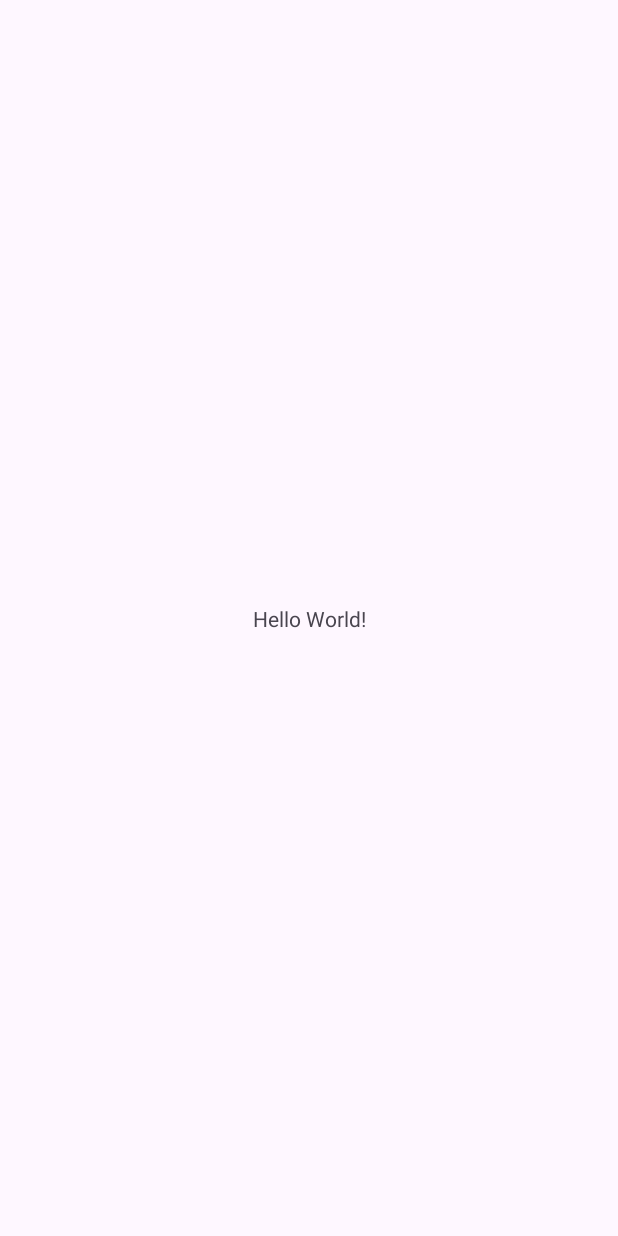
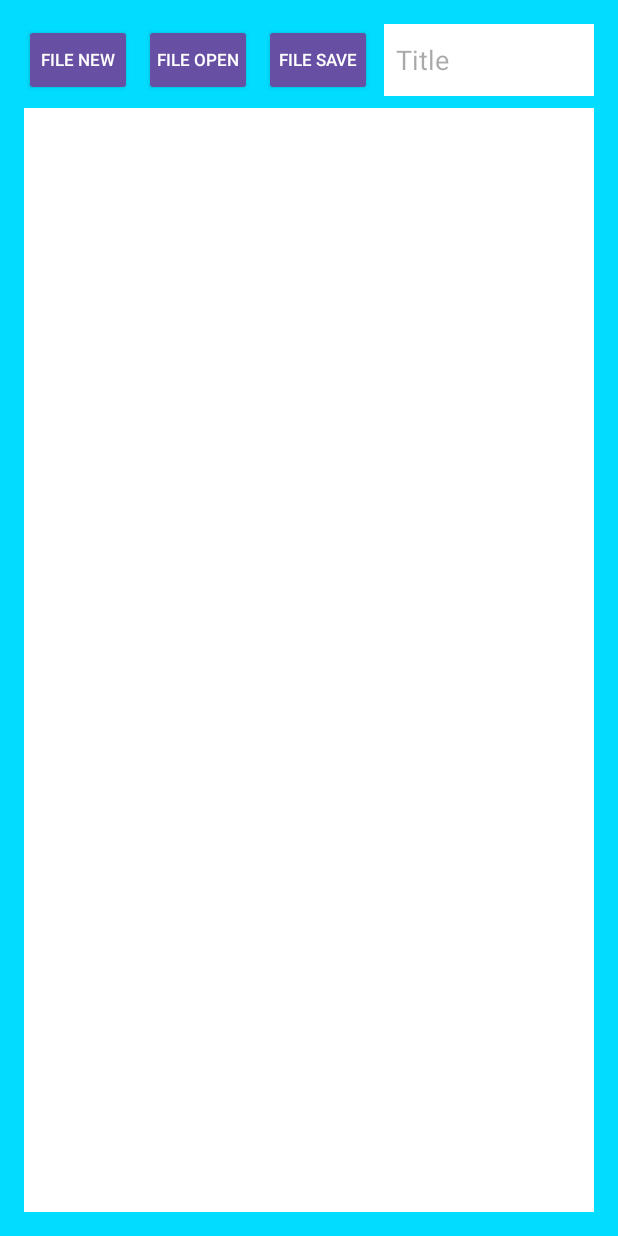
Before and after one commit to ozaenzenzen/fam_latihan_saveopenfile_kotlin, an Android app: the screen it shows after launch (MainActivity), on a phone screen of 412 x 824 dp. Before the commit the screen is almost empty. Run offline under Robolectric (Android 15) with nearby library versions, the phone set to English and light mode, and no system bars.

Commit message:
update ui

```diff
--- a/app/src/main/res/layout/activity_main.xml
+++ b/app/src/main/res/layout/activity_main.xml
@@ -1,18 +1,72 @@
 <?xml version="1.0" encoding="utf-8"?>
-<androidx.constraintlayout.widget.ConstraintLayout xmlns:android="http://schemas.android.com/apk/res/android"
-    xmlns:app="http://schemas.android.com/apk/res-auto"
+<RelativeLayout xmlns:android="http://schemas.android.com/apk/res/android"
     xmlns:tools="http://schemas.android.com/tools"
+    android:id="@+id/activity_main"
     android:layout_width="match_parent"
     android:layout_height="match_parent"
+    android:background="@android:color/holo_blue_bright"
+    android:padding="16dp"
     tools:context=".MainActivity">
 
-    <TextView
-        android:layout_width="wrap_content"
+    <EditText
+        android:id="@+id/edit_file"
+        style="@style/Widget.AppCompat.EditText"
+        android:layout_width="match_parent"
+        android:layout_height="match_parent"
+        android:layout_alignParentBottom="true"
+        android:layout_alignParentEnd="true"
+        android:layout_alignParentStart="true"
+        android:layout_below="@+id/header_linear"
+        android:background="@android:color/white"
+        android:gravity="top|start"
+        android:inputType="textMultiLine|textNoSuggestions"
+        android:padding="@dimen/tiny_margin" />
+    <LinearLayout
+        android:id="@+id/header_linear"
+        android:layout_width="match_parent"
         android:layout_height="wrap_content"
-        android:text="Hello World!"
-        app:layout_constraintBottom_toBottomOf="parent"
-        app:layout_constraintEnd_toEndOf="parent"
-        app:layout_constraintStart_toStartOf="parent"
-        app:layout_constraintTop_toTopOf="parent" />
-
-</androidx.constraintlayout.widget.ConstraintLayout>
+        android:gravity="center_horizontal|start"
+        android:orientation="horizontal">
+        <Button
+            android:id="@+id/button_new"
+            style="@style/Widget.AppCompat.Button.Colored"
+            android:layout_width="72dp"
+            android:layout_height="match_parent"
+            android:textSize="11sp"
+            android:padding="0dp"
+            android:layout_marginBottom="@dimen/tiny_margin"
+            android:text="@string/file_new" />
+        <Button
+            android:id="@+id/button_open"
+            style="@style/Widget.AppCompat.Button.Colored"
+            android:layout_width="72dp"
+            android:layout_height="match_parent"
+            android:textSize="11sp"
+            android:padding="0dp"
+            android:layout_marginBottom="@dimen/tiny_margin"
+            android:layout_marginStart="@dimen/tiny_margin"
+            android:text="@string/file_open" />
+        <Button
+            android:id="@+id/button_save"
+            style="@style/Widget.AppCompat.Button.Colored"
+            android:layout_width="72dp"
+            android:layout_height="match_parent"
+            android:textSize="11sp"
+            android:padding="0dp"
+            android:layout_marginBottom="@dimen/tiny_margin"
+            android:layout_marginStart="@dimen/tiny_margin"
+            android:text="@string/file_save" />
+        <EditText
+            android:id="@+id/edit_title"
+            android:layout_width="0dp"
+            android:layout_height="match_parent"
+            android:layout_marginBottom="@dimen/tiny_margin"
+            android:layout_marginStart="@dimen/tiny_margin"
+            android:layout_weight="1"
+            android:background="@android:color/white"
+            android:ems="10"
+            android:hint="@string/title"
+            android:inputType="textPersonName|textNoSuggestions"
+            android:padding="@dimen/tiny_margin" />
+    </LinearLayout>
+</RelativeLayout>
--- /dev/null
+++ b/app/src/main/res/values/dimens.xml
@@ -0,0 +1,4 @@
+<?xml version="1.0" encoding="utf-8"?>
+<resources>
+    <dimen name="tiny_margin">8dp</dimen>
+</resources>
--- a/app/src/main/res/values/strings.xml
+++ b/app/src/main/res/values/strings.xml
@@ -1,3 +1,7 @@
 <resources>
     <string name="app_name">MyReadWriteFile</string>
+    <string name="file_new">File New</string>
+    <string name="file_open">File Open</string>
+    <string name="file_save">File Save</string>
+    <string name="title">Title</string>
 </resources>
```
